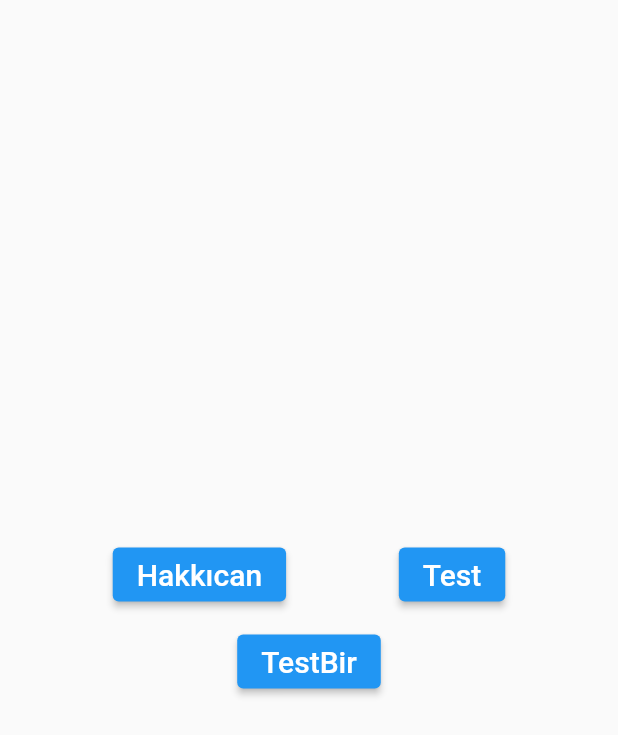
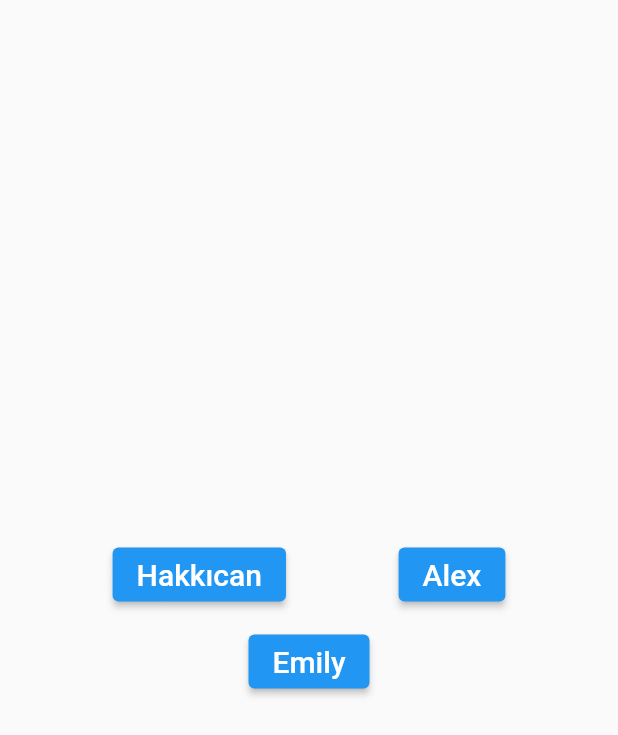
Before and after one commit to MrBuluc/Car-Pooling, a Flutter app: the screen it shows after launch, on a phone screen of 412 x 824 dp. Shown: the top 735 px of the screen. Run offline on Flutter 3.47's test engine with Material 2 defaults, Android fonts, the phone set to English and light mode, and no system bars; our stand-ins replace get_it; missing offline and left inert: flutter_osm_plugin; accounts and stored records are empty.

Commit message:
updates for record

```diff
--- a/lib/ui/users_page/users_page.dart
+++ b/lib/ui/users_page/users_page.dart
@@ -36,7 +36,7 @@ class _UsersPageState extends State<UsersPage> {
                     }),
                 ProgressElevatedButton(
                     isProgress: isProgress,
-                    text: "Test",
+                    text: "Alex",
                     onPressed: () {
                       goToPage("G3mevApBThgNDz7Nq0EuuQhVMjz1");
                     })
@@ -47,7 +47,7 @@ class _UsersPageState extends State<UsersPage> {
             ),
             ProgressElevatedButton(
                 isProgress: isProgress,
-                text: "TestBir",
+                text: "Emily",
                 onPressed: () {
                   goToPage("EC2mQSpeZPckbi6GTvVaqMcaKmZ2");
                 })
```
Also changed, not shown: lib/ui/profile/reviews_page.dart (+3 -6 lines).
